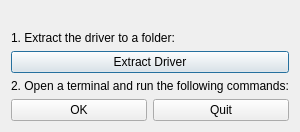
First picture: the form in ui/driverdialog.ui, repository TechxArtisanStudio/Openterface_QT, before the edit.
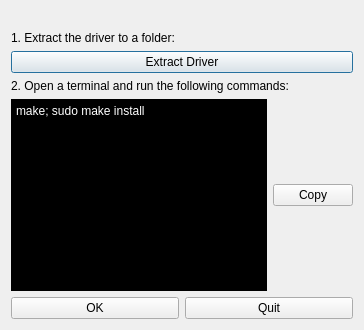
Second picture: the form after the edit.

```diff
--- a/ui/driverdialog.ui
+++ b/ui/driverdialog.ui
@@ -34,7 +34,8 @@
      </property>
     </widget>
    </item>
-   <layout class="QHBoxLayout" name="buttonLayout">
+   <item>
+        <layout class="QHBoxLayout" name="commandLayout">
     <item>
         <widget class="QTextEdit" name="commandsTextEdit">
         <property name="readOnly">
@@ -59,6 +60,7 @@
         </widget>
     </item>
    </layout>
+   </item>
    <item>
     <layout class="QHBoxLayout" name="buttonLayout">
      <item>
```
Lines whose indentation alone changed are shown as unchanged.
